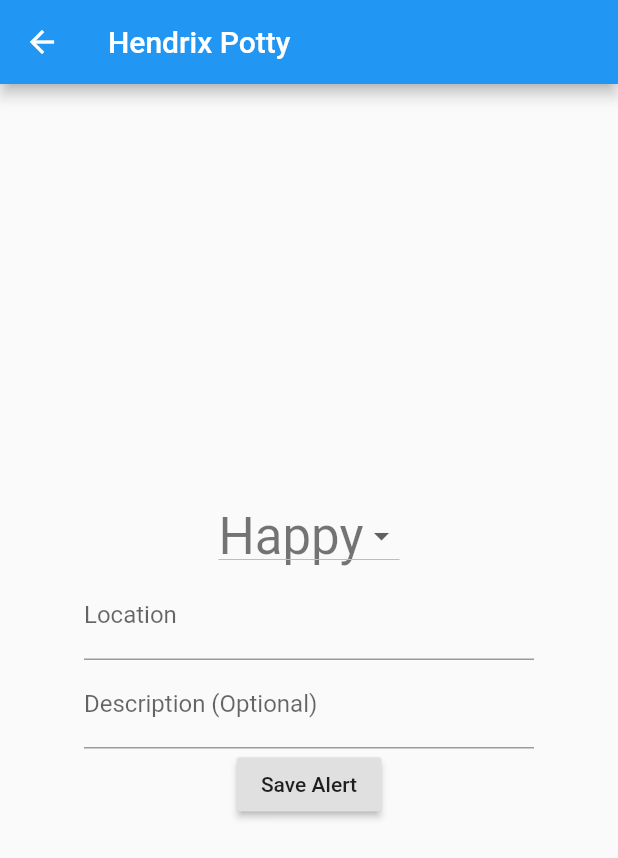
After one commit to AndrewEveld/hendrix_potty, a Flutter app: the WritingPage screen opened by its route, on a phone screen of 412 x 824 dp. The commit adds this screen. Shown: the top 858 px of the screen. Run offline on Flutter 3.47's test engine with Material 2 defaults, Android fonts, the phone set to English and light mode, and no system bars.

Commit message:
Added the potty alert writing screen

```diff
--- a/lib/alert_screen.dart
+++ b/lib/alert_screen.dart
@@ -21,6 +21,7 @@ class AlertPage extends StatefulWidget {
 }
 
 class _AlertPageState extends State<AlertPage> {
+  List<List> savedAlerts = [];
 
   @override
   Widget build(BuildContext context) {
--- /dev/null
+++ b/lib/writing_screen.dart
@@ -0,0 +1,82 @@
+import 'package:flutter/material.dart';
+
+class WritingPage extends StatefulWidget {
+  WritingPage({Key key, this.title}) : super(key: key);
+
+  // This widget is the home page of your application. It is stateful, meaning
+  // that it has a State object (defined below) that contains fields that affect
+  // how it looks.
+
+  // This class is the configuration for the state. It holds the values (in this
+  // case the title) provided by the parent (in this case the App widget) and
+  // used by the build method of the State. Fields in a Widget subclass are
+  // always marked "final".
+
+  final String title;
+
+  @override
+  _WritingPageState createState() => _WritingPageState();
+}
+
+class _WritingPageState extends State<WritingPage> {
+  String PottyType = "Happy";
+  String location = "";
+  String description = "";
+  TextStyle _ts;
+  TextEditingController locationController, descriptionController;
+
+  @override
+  Widget build(BuildContext context) {
+    _ts = Theme.of(context).textTheme.headline4;
+    locationController = TextEditingController(text: location);
+    print(locationController.text);
+    descriptionController = TextEditingController(text: description);
+
+    return Scaffold(
+      appBar: AppBar(
+        title: Text("Hendrix Potty"),
+      ),
+      body: Center(
+        child: Column(
+
+          mainAxisAlignment: MainAxisAlignment.center,
+          children: <Widget>[
+            DropdownButton(
+              value: PottyType,
+              onChanged: (String newPotty) {
+                setState(() {
+                  print("Type changed to " + newPotty);
+                  PottyType = newPotty;
+                });
+              },
+              items: ["Happy", "Sad"].map((String pottyType) {
+                return DropdownMenuItem(
+                  value: pottyType,
+                  child: Row(
+                    children: <Widget>[
+                      Text(pottyType, style: _ts),
+                    ],
+                  ),
+                );
+              }
+              ).toList(),
+            ),
+            SizedBox(width: 300,
+            child: TextField(controller: locationController, decoration: InputDecoration(labelText: "Location"))),
+            SizedBox(width: 300,
+                child: TextField(controller: descriptionController, decoration: InputDecoration(labelText: "Description (Optional)"))),
+            RaisedButton(
+              onPressed: () {
+                location = locationController.text;
+                description = descriptionController.text;
+                // SAVE POTTY ALERT SOMEHOW USING JSON FILES
+                Navigator.pop(context);
+              },
+              child: Text("Save Alert"),
+            ),
+          ],
+        ),
+      ),
+    );
+  }
+}
```
Also changed, not shown: lib/main.dart (+8 -46 lines).
